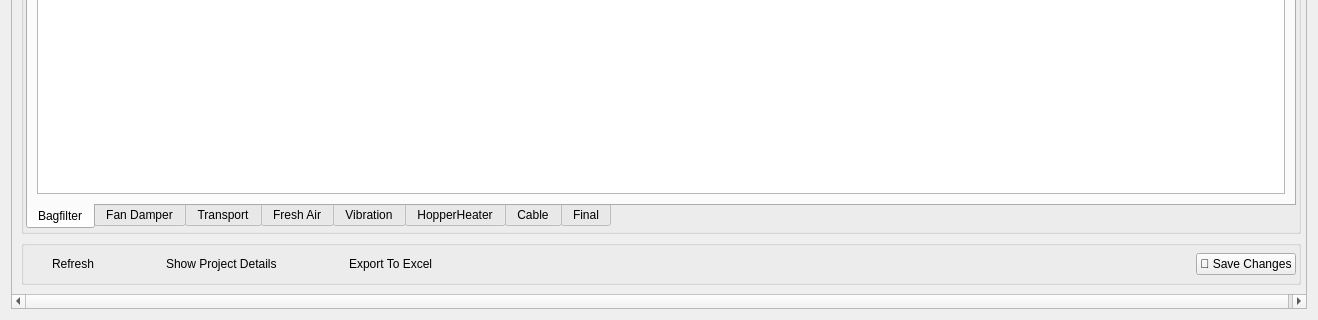
First picture: the form in ui/tender_application/results_tab.ui, repository AliTavakoliNiya/GriinPower, before the edit; both pictures show x 0 to 1318 and y 520 to 840 of the 1318 by 840 pixel window.
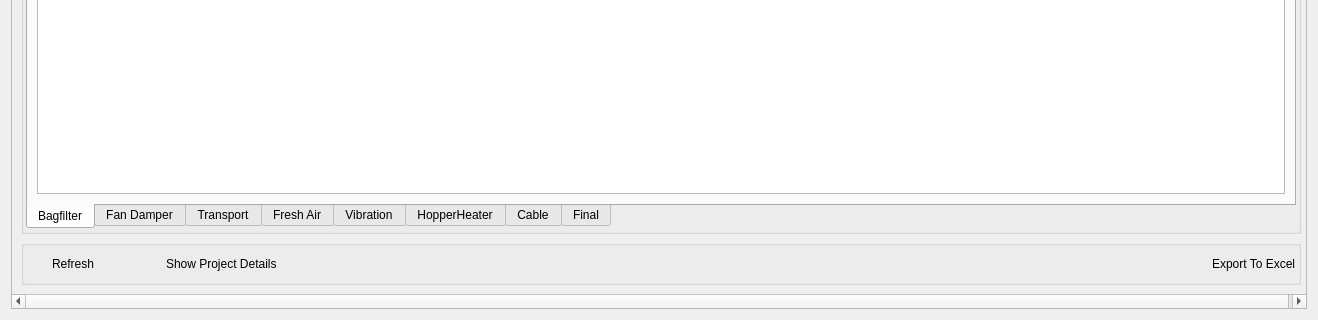
Second picture: the form after the edit. Icons and pictures are not drawn.

```diff
--- a/ui/tender_application/results_tab.ui
+++ b/ui/tender_application/results_tab.ui
@@ -410,13 +410,10 @@
              </widget>
             </item>
             <item>
-             <spacer name="horizontalSpacer_2">
+             <spacer name="horizontalSpacer">
               <property name="orientation">
                <enum>Qt::Horizontal</enum>
               </property>
-              <property name="sizeType">
-               <enum>QSizePolicy::Minimum</enum>
-              </property>
               <property name="sizeHint" stdset="0">
                <size>
                 <width>40</width>
@@ -465,7 +462,7 @@
               </property>
              </widget>
             </item>
-            <item alignment="Qt::AlignRight|Qt::AlignVCenter">
+            <item>
              <widget class="QLabel" name="label">
               <property name="maximumSize">
                <size>
@@ -478,26 +475,6 @@
               </property>
              </widget>
             </item>
-            <item>
-             <spacer name="horizontalSpacer">
-              <property name="orientation">
-               <enum>Qt::Horizontal</enum>
-              </property>
-              <property name="sizeHint" stdset="0">
-               <size>
-                <width>40</width>
-                <height>20</height>
-               </size>
-              </property>
-             </spacer>
-            </item>
-            <item>
-             <widget class="QPushButton" name="save_changes_btn">
-              <property name="text">
-               <string>💾 Save Changes</string>
-              </property>
-             </widget>
-            </item>
            </layout>
           </item>
          </layout>
```
